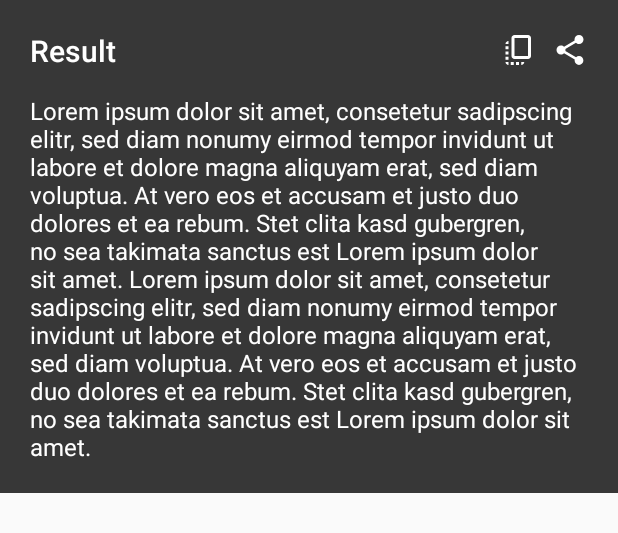
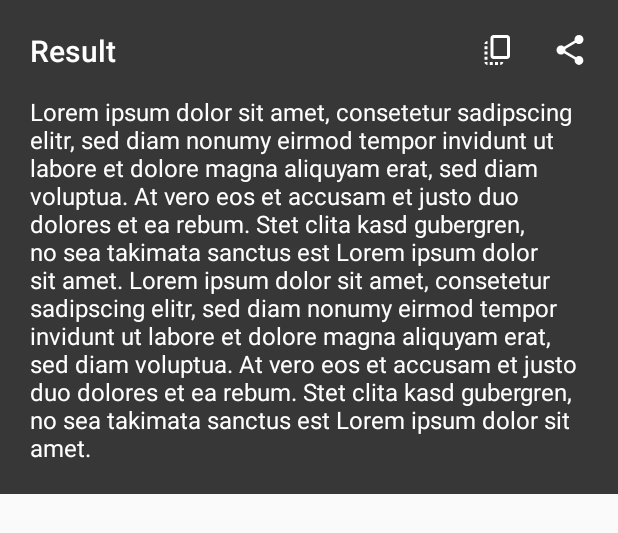
Before and after one commit to SubhamTyagi/android-ocr, an Android app: the layout bottom_sheet_dialog_results.xml on its own in the app's theme, with its tools: preview values and no code run, on a phone screen of 412 x 824 dp. Shown: the top 533 px of the screen. Run offline under Robolectric (Android 15) with nearby library versions, the light colour scheme and no system bars.

Commit message:
Adjusting the spacing of icons.

```diff
--- a/app/src/main/res/layout/bottom_sheet_dialog_results.xml
+++ b/app/src/main/res/layout/bottom_sheet_dialog_results.xml
@@ -12,7 +12,7 @@
     <LinearLayout
         android:layout_width="match_parent"
         android:layout_height="wrap_content"
-        android:layout_marginBottom="15dp"
+        android:layout_marginBottom="16dp"
         android:gravity="center_vertical"
         android:orientation="horizontal">
 
@@ -30,7 +30,7 @@
             android:id="@+id/btn_copy"
             android:layout_width="wrap_content"
             android:layout_height="wrap_content"
-            android:layout_marginStart="10dp"
+            android:layout_marginStart="24dp"
             android:background="?selectableItemBackgroundBorderless"
             android:contentDescription="@string/generic_image_description"
             app:srcCompat="@drawable/ic_baseline_copy_all_24" />
@@ -39,7 +39,7 @@
             android:id="@+id/btn_share"
             android:layout_width="wrap_content"
             android:layout_height="wrap_content"
-            android:layout_marginStart="10dp"
+            android:layout_marginStart="24dp"
             android:background="?selectableItemBackgroundBorderless"
             android:contentDescription="@string/generic_image_description"
             app:srcCompat="@drawable/ic_baseline_share_24" />
```
